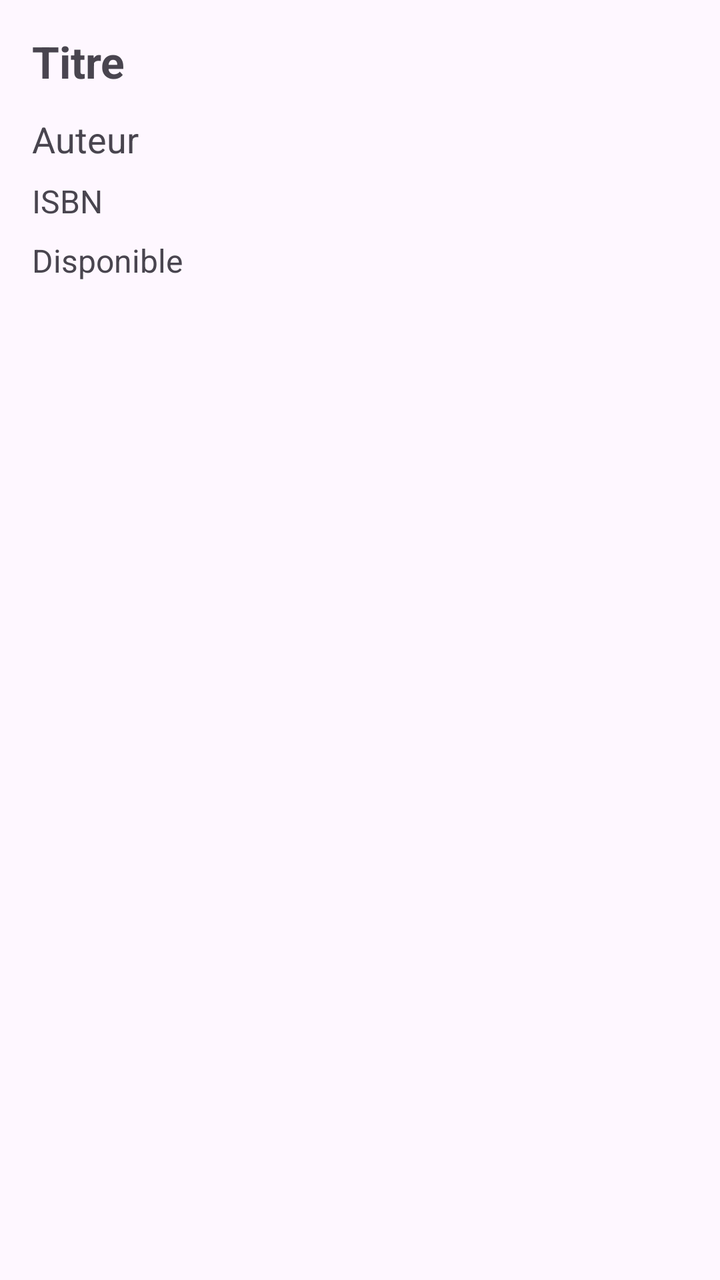
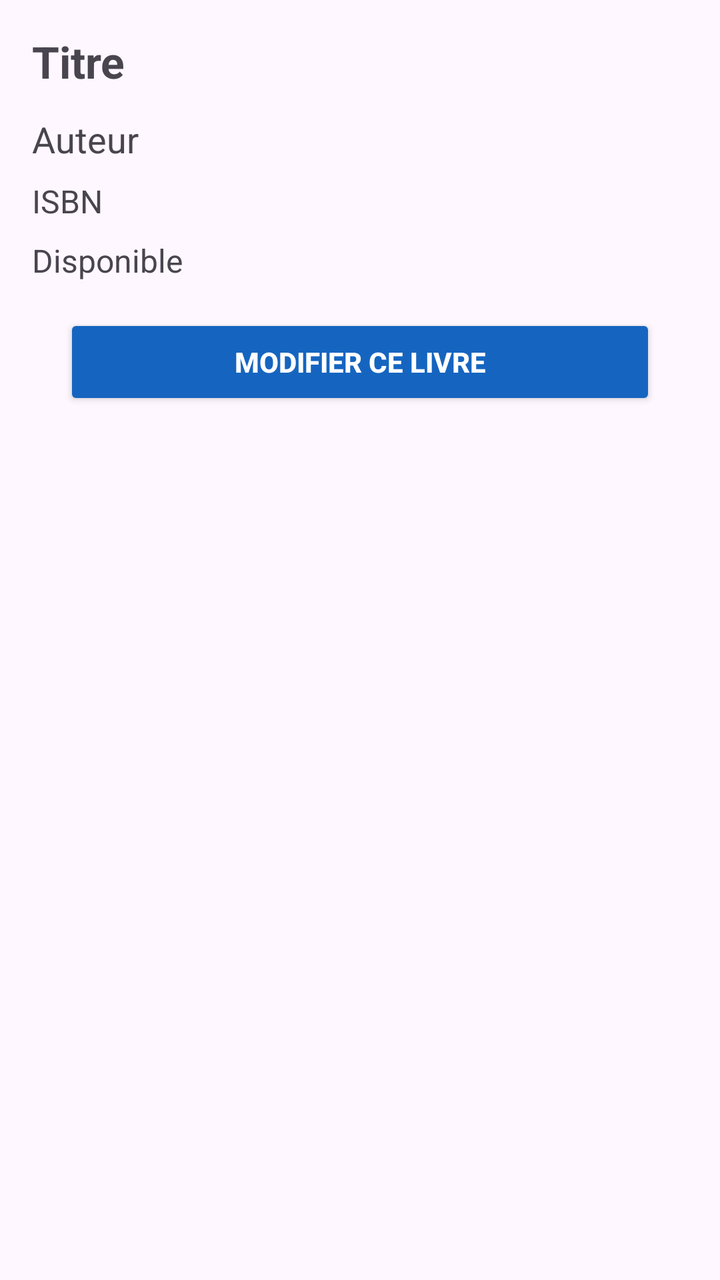

An Android layout rendered at two revisions. The XML below is the earlier revision; the diff shows what the commit changed to produce the second picture.
<!-- AndroidManifest.xml: application theme Theme.BibliothequeApp -->
<!-- res/layout/activity_detail.xml -->
<?xml version="1.0" encoding="utf-8"?>
<ScrollView xmlns:android="http://schemas.android.com/apk/res/android"
    android:layout_width="match_parent"
    android:layout_height="match_parent">

    <LinearLayout
        android:layout_width="match_parent"
        android:layout_height="wrap_content"
        android:orientation="vertical"
        android:padding="16dp">

        <TextView
            android:id="@+id/tvTitre"
            android:layout_width="match_parent"
            android:layout_height="wrap_content"
            android:textSize="22sp"
            android:textStyle="bold"
            android:layout_marginBottom="12dp"
            android:text="Titre" />

        <TextView
            android:id="@+id/tvAuteur"
            android:layout_width="match_parent"
            android:layout_height="wrap_content"
            android:textSize="18sp"
            android:layout_marginBottom="8dp"
            android:text="Auteur" />

        <TextView
            android:id="@+id/tvIsbn"
            android:layout_width="match_parent"
            android:layout_height="wrap_content"
            android:textSize="16sp"
            android:layout_marginBottom="8dp"
            android:text="ISBN" />

        <TextView
            android:id="@+id/tvDisponibilite"
            android:layout_width="match_parent"
            android:layout_height="wrap_content"
            android:textSize="16sp"
            android:text="Disponible" />

    </LinearLayout>
</ScrollView>
<!-- resources referenced by this layout -->
<resources>
  <style name="Theme.BibliothequeApp" parent="Base.Theme.BibliothequeApp" />
  <style name="Base.Theme.BibliothequeApp" parent="Theme.Material3.DayNight.NoActionBar">
          
          
      </style>
</resources>

<!-- the commit's change to res/layout/activity_detail.xml (unified diff, before → after) -->
@@ -40,6 +40,15 @@
             android:layout_height="wrap_content"
             android:textSize="16sp"
             android:text="Disponible" />
+        <Button
+            android:id="@+id/btnModifier"
+            android:layout_width="match_parent"
+            android:layout_height="wrap_content"
+            android:text="Modifier ce livre"
+            android:backgroundTint="#1565C0"
+            android:textColor="@android:color/white"
+            android:textStyle="bold"
+            android:layout_margin="16dp" />
 
     </LinearLayout>
 </ScrollView>
